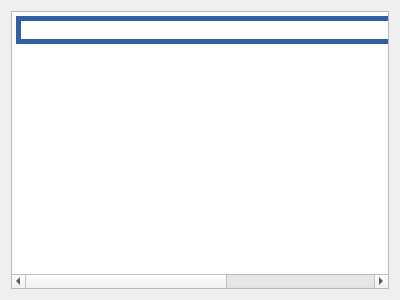
This is frm_hlp.ui in eeyoo/yunsheng as Qt 5 draws it before an edit. The edited form follows.
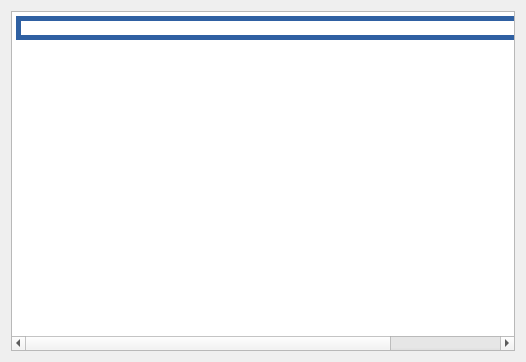
This is the edited form. Icons and pictures are not drawn.

The edit to the form file:
```diff
--- a/frm_hlp.ui
+++ b/frm_hlp.ui
@@ -6,8 +6,8 @@
    <rect>
     <x>0</x>
     <y>0</y>
-    <width>400</width>
-    <height>300</height>
+    <width>526</width>
+    <height>362</height>
    </rect>
   </property>
   <property name="windowTitle">
@@ -20,7 +20,7 @@
       <string>&lt;!DOCTYPE HTML PUBLIC &quot;-//W3C//DTD HTML 4.0//EN&quot; &quot;http://www.w3.org/TR/REC-html40/strict.dtd&quot;&gt;
 &lt;html&gt;&lt;head&gt;&lt;meta name=&quot;qrichtext&quot; content=&quot;1&quot; /&gt;&lt;style type=&quot;text/css&quot;&gt;
 p, li { white-space: pre-wrap; }
-&lt;/style&gt;&lt;/head&gt;&lt;body style=&quot; font-family:'Ubuntu'; font-size:11pt; font-weight:400; font-style:normal;&quot;&gt;
+&lt;/style&gt;&lt;/head&gt;&lt;body style=&quot; font-family:'宋体'; font-size:9pt; font-weight:400; font-style:normal;&quot;&gt;
 &lt;table border=&quot;0&quot; style=&quot; margin-top:0px; margin-bottom:0px; margin-left:0px; margin-right:0px;&quot; align=&quot;center&quot; width=&quot;634&quot; cellspacing=&quot;5&quot; cellpadding=&quot;0&quot; bgcolor=&quot;#2f60a2&quot;&gt;
 &lt;tr&gt;
 &lt;td bgcolor=&quot;#ffffff&quot;&gt;
@@ -28,14 +28,14 @@
 &lt;table border=&quot;0&quot; style=&quot; margin-top:0px; margin-bottom:0px; margin-left:0px; margin-right:0px;&quot; align=&quot;center&quot; width=&quot;644&quot; cellspacing=&quot;0&quot; cellpadding=&quot;0&quot;&gt;
 &lt;tr&gt;
 &lt;td width=&quot;644&quot;&gt;
-&lt;p style=&quot; margin-top:0px; margin-bottom:0px; margin-left:0px; margin-right:0px; -qt-block-indent:0; text-indent:0px;&quot;&gt;&lt;a href=&quot;http://www.oribest.com.cn/index.php&quot;&gt;&lt;span style=&quot; font-family:'����'; font-size:9pt; text-decoration: underline; color:#ffffff;&quot;&gt;首 页&lt;/span&gt;&lt;/a&gt;&lt;span style=&quot; font-family:'����'; font-size:9pt; color:#ffffff;&quot;&gt; &amp;gt; 伺服驱动事业部&lt;/span&gt;&lt;/p&gt;&lt;/td&gt;&lt;/tr&gt;&lt;/table&gt;
+&lt;p style=&quot; margin-top:0px; margin-bottom:0px; margin-left:0px; margin-right:0px; -qt-block-indent:0; text-indent:0px;&quot;&gt;&lt;a href=&quot;http://www.oribest.com.cn/index.php&quot;&gt;&lt;span style=&quot; font-family:'����'; text-decoration: underline; color:#ffffff;&quot;&gt;首 页&lt;/span&gt;&lt;/a&gt;&lt;span style=&quot; font-family:'����'; color:#ffffff;&quot;&gt; &amp;gt; 伺服驱动事业部&lt;/span&gt;&lt;/p&gt;&lt;/td&gt;&lt;/tr&gt;&lt;/table&gt;
 &lt;table border=&quot;0&quot; style=&quot; margin-top:0px; margin-bottom:0px; margin-left:0px; margin-right:0px;&quot; align=&quot;center&quot; width=&quot;645&quot; cellspacing=&quot;0&quot; cellpadding=&quot;0&quot;&gt;
 &lt;tr&gt;
 &lt;td background=&quot;./宁波韵升股份有限公司_files/line_bg.gif&quot;&gt;&lt;/td&gt;&lt;/tr&gt;&lt;/table&gt;
 &lt;table border=&quot;0&quot; style=&quot; margin-top:0px; margin-bottom:0px; margin-left:0px; margin-right:0px;&quot; align=&quot;center&quot; width=&quot;642&quot; cellspacing=&quot;0&quot; cellpadding=&quot;0&quot;&gt;
 &lt;tr&gt;
 &lt;td width=&quot;620&quot; style=&quot; vertical-align:top;&quot;&gt;
-&lt;p style=&quot; margin-top:0px; margin-bottom:0px; margin-left:0px; margin-right:0px; -qt-block-indent:0; text-indent:0px;&quot;&gt;&lt;span style=&quot; font-family:'����'; font-size:9pt; color:#ffffff;&quot;&gt;    宁波韵升股份有限公司下设的伺服驱动事业部，拥有一大批潜心研究伺服技术的博士、硕士等中高级技术人才，他们传承韵升企业文化的基因，肩负“立足新材料、新能源与机电一体化产业，致力于发展节能高效的绿色产品”的企业使命，本着为客户“讲信誉、重服务、创价值”的理念，经过多年的技术研发和技术积累，伺服技术已处于国内领先水平。伺服驱动事业部凭借先进的生产工艺设备、科学的工艺流程和全面的质量管理体系，批量生产的“ORIBEST 欧倍达”伺服驱动器及其电机系列产品，以高性价比、高品质和高可靠性来满足广大客户对伺服驱动产品的需求。&lt;/span&gt;&lt;/p&gt;&lt;/td&gt;&lt;/tr&gt;&lt;/table&gt;&lt;/body&gt;&lt;/html&gt;</string>
+&lt;p style=&quot; margin-top:0px; margin-bottom:0px; margin-left:0px; margin-right:0px; -qt-block-indent:0; text-indent:0px;&quot;&gt;&lt;span style=&quot; font-family:'����'; color:#ffffff;&quot;&gt;    宁波韵升股份有限公司下设的伺服驱动事业部，拥有一大批潜心研究伺服技术的博士、硕士等中高级技术人才，他们传承韵升企业文化的基因，肩负“立足新材料、新能源与机电一体化产业，致力于发展节能高效的绿色产品”的企业使命，本着为客户“讲信誉、重服务、创价值”的理念，经过多年的技术研发和技术积累，伺服技术已处于国内领先水平。伺服驱动事业部凭借先进的生产工艺设备、科学的工艺流程和全面的质量管理体系，批量生产的“ORIBEST 欧倍达”伺服驱动器及其电机系列产品，以高性价比、高品质和高可靠性来满足广大客户对伺服驱动产品的需求。&lt;/span&gt;&lt;/p&gt;&lt;/td&gt;&lt;/tr&gt;&lt;/table&gt;&lt;/body&gt;&lt;/html&gt;</string>
      </property>
     </widget>
    </item>
```
